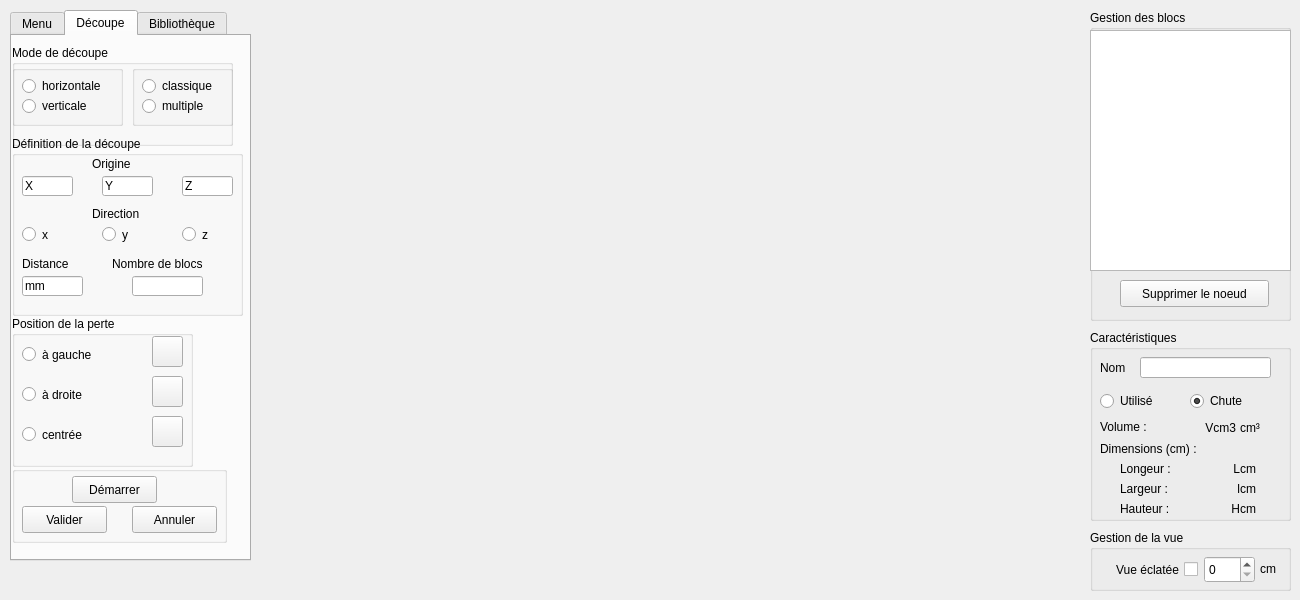
Qt form CNCBrainCut/sources/vue/vuemain.ui (s0lstice/OgreCNC) before a commit.
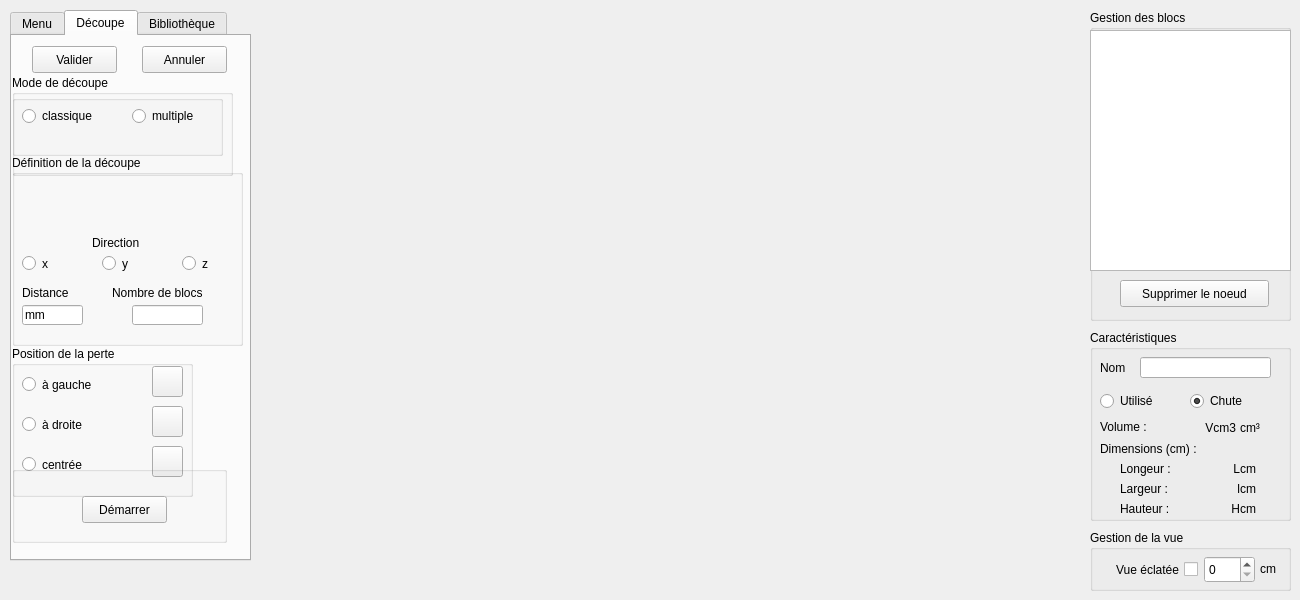
The same form after that commit. Icons and pictures are not drawn.

Diff of the .ui file:
```diff
--- a/CNCBrainCut/sources/vue/vuemain.ui
+++ b/CNCBrainCut/sources/vue/vuemain.ui
@@ -159,71 +159,19 @@
       <property name="geometry">
        <rect>
         <x>0</x>
-        <y>100</y>
+        <y>119</y>
         <width>231</width>
-        <height>180</height>
+        <height>191</height>
        </rect>
       </property>
       <property name="title">
        <string>Définition de la découpe</string>
       </property>
-      <widget class="QLineEdit" name="origineX_text">
-       <property name="geometry">
-        <rect>
-         <x>10</x>
-         <y>40</y>
-         <width>51</width>
-         <height>20</height>
-        </rect>
-       </property>
-       <property name="text">
-        <string>X</string>
-       </property>
-      </widget>
-      <widget class="QLineEdit" name="origineY_text">
-       <property name="geometry">
-        <rect>
-         <x>90</x>
-         <y>40</y>
-         <width>51</width>
-         <height>20</height>
-        </rect>
-       </property>
-       <property name="text">
-        <string>Y</string>
-       </property>
-      </widget>
-      <widget class="QLineEdit" name="origineZ_text">
-       <property name="geometry">
-        <rect>
-         <x>170</x>
-         <y>40</y>
-         <width>51</width>
-         <height>20</height>
-        </rect>
-       </property>
-       <property name="text">
-        <string>Z</string>
-       </property>
-      </widget>
-      <widget class="QLabel" name="origine_label">
-       <property name="geometry">
-        <rect>
-         <x>80</x>
-         <y>20</y>
-         <width>61</width>
-         <height>16</height>
-        </rect>
-       </property>
-       <property name="text">
-        <string>Origine</string>
-       </property>
-      </widget>
       <widget class="QLabel" name="direction_label">
        <property name="geometry">
         <rect>
          <x>80</x>
-         <y>70</y>
+         <y>80</y>
          <width>71</width>
          <height>16</height>
         </rect>
@@ -236,7 +184,7 @@
        <property name="geometry">
         <rect>
          <x>10</x>
-         <y>90</y>
+         <y>100</y>
          <width>41</width>
          <height>17</height>
         </rect>
@@ -249,7 +197,7 @@
        <property name="geometry">
         <rect>
          <x>90</x>
-         <y>90</y>
+         <y>100</y>
          <width>41</width>
          <height>17</height>
         </rect>
@@ -262,7 +210,7 @@
        <property name="geometry">
         <rect>
          <x>170</x>
-         <y>90</y>
+         <y>100</y>
          <width>41</width>
          <height>17</height>
         </rect>
@@ -275,7 +223,7 @@
        <property name="geometry">
         <rect>
          <x>10</x>
-         <y>120</y>
+         <y>130</y>
          <width>61</width>
          <height>16</height>
         </rect>
@@ -288,7 +236,7 @@
        <property name="geometry">
         <rect>
          <x>100</x>
-         <y>120</y>
+         <y>130</y>
          <width>121</width>
          <height>16</height>
         </rect>
@@ -301,7 +249,7 @@
        <property name="geometry">
         <rect>
          <x>10</x>
-         <y>140</y>
+         <y>150</y>
          <width>61</width>
          <height>20</height>
         </rect>
@@ -314,7 +262,7 @@
        <property name="geometry">
         <rect>
          <x>120</x>
-         <y>140</y>
+         <y>150</y>
          <width>71</width>
          <height>20</height>
         </rect>
@@ -325,7 +273,7 @@
       <property name="geometry">
        <rect>
         <x>0</x>
-        <y>280</y>
+        <y>310</y>
         <width>181</width>
         <height>151</height>
        </rect>
@@ -446,7 +394,7 @@
       <property name="geometry">
        <rect>
         <x>0</x>
-        <y>9</y>
+        <y>39</y>
         <width>221</width>
         <height>101</height>
        </rect>
@@ -457,9 +405,9 @@
       <widget class="QGroupBox" name="modeDecoupeDroit_GroupBox">
        <property name="geometry">
         <rect>
-         <x>120</x>
+         <x>0</x>
          <y>20</y>
-         <width>101</width>
+         <width>211</width>
          <height>61</height>
         </rect>
        </property>
@@ -482,8 +430,8 @@
        <widget class="QRadioButton" name="multipleRadioButton">
         <property name="geometry">
          <rect>
-          <x>10</x>
-          <y>30</y>
+          <x>120</x>
+          <y>10</y>
           <width>87</width>
           <height>22</height>
          </rect>
@@ -493,45 +441,6 @@
         </property>
        </widget>
       </widget>
-      <widget class="QGroupBox" name="modeDecoupeGauche_GroupBox">
-       <property name="geometry">
-        <rect>
-         <x>0</x>
-         <y>20</y>
-         <width>111</width>
-         <height>61</height>
-        </rect>
-       </property>
-       <property name="title">
-        <string/>
-       </property>
-       <widget class="QRadioButton" name="horizontaleRadioButton">
-        <property name="geometry">
-         <rect>
-          <x>10</x>
-          <y>10</y>
-          <width>108</width>
-          <height>22</height>
-         </rect>
-        </property>
-        <property name="text">
-         <string>horizontale</string>
-        </property>
-       </widget>
-       <widget class="QRadioButton" name="verticaleRadioButton">
-        <property name="geometry">
-         <rect>
-          <x>10</x>
-          <y>30</y>
-          <width>89</width>
-          <height>22</height>
-         </rect>
-        </property>
-        <property name="text">
-         <string>verticale</string>
-        </property>
-       </widget>
-      </widget>
      </widget>
      <widget class="QGroupBox" name="LancerDecoupe_groupBox">
       <property name="geometry">
@@ -548,8 +457,8 @@
       <widget class="QPushButton" name="demarrerDecoupe_pushButton">
        <property name="geometry">
         <rect>
-         <x>60</x>
-         <y>10</y>
+         <x>70</x>
+         <y>30</y>
          <width>85</width>
          <height>27</height>
         </rect>
@@ -558,11 +467,12 @@
         <string>Démarrer</string>
        </property>
       </widget>
+     </widget>
       <widget class="QPushButton" name="validerDecoupe_pushButton">
        <property name="geometry">
         <rect>
-         <x>10</x>
-         <y>40</y>
+        <x>20</x>
+        <y>10</y>
          <width>85</width>
          <height>27</height>
         </rect>
@@ -574,8 +484,8 @@
       <widget class="QPushButton" name="annulerDecoupe_pushButton">
        <property name="geometry">
         <rect>
-         <x>120</x>
-         <y>40</y>
+        <x>130</x>
+        <y>10</y>
          <width>85</width>
          <height>27</height>
         </rect>
@@ -584,7 +494,14 @@
         <string>Annuler</string>
        </property>
       </widget>
-     </widget>
+     <zorder>definitionDecoupeGroupBox</zorder>
+     <zorder>positionPerteGroupBox</zorder>
+     <zorder>modeDecoupeGroupBox</zorder>
+     <zorder>LancerDecoupe_groupBox</zorder>
+     <zorder>validerDecoupe_pushButton</zorder>
+     <zorder>annulerDecoupe_pushButton</zorder>
+     <zorder>validerDecoupe_pushButton</zorder>
+     <zorder>annulerDecoupe_pushButton</zorder>
     </widget>
     <widget class="QWidget" name="biblio_onglet">
      <attribute name="title">
```
Lines whose indentation alone changed are shown as unchanged.
